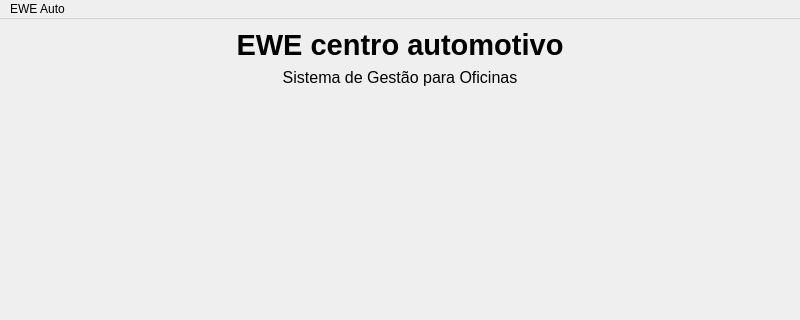
This is ui/main_window.ui in viniciusbassio/EWE-AUTO as Qt 5 draws it before an edit; both pictures show x 0 to 800 and y 0 to 320 of the 800 by 600 pixel window. The edited form follows.
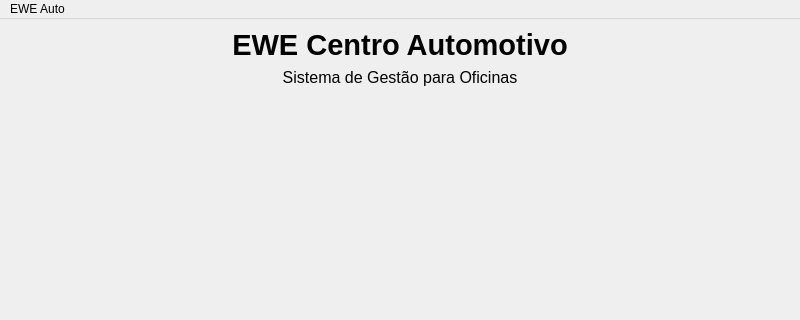
This is the edited form.

Patch:
```diff
--- a/ui/main_window.ui
+++ b/ui/main_window.ui
@@ -40,7 +40,7 @@
       </property>
 
       <property name="text">
-       <string>EWE centro automotivo</string>
+       <string>EWE Centro Automotivo</string>
       </property>
 
      </widget>
```
